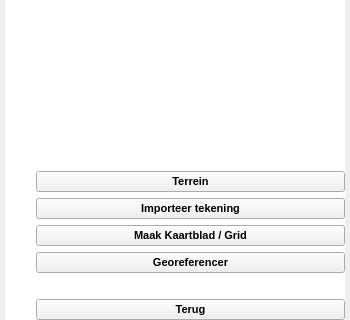
Before: the Qt Designer form plugin/oiv/repressief_object/oiv_repressief_object_widget.ui in OIV-NL-QGIS/QGIS_project, drawn with Qt 5; both pictures show x 0 to 350 and y 482 to 802 of the 350 by 802 pixel window.
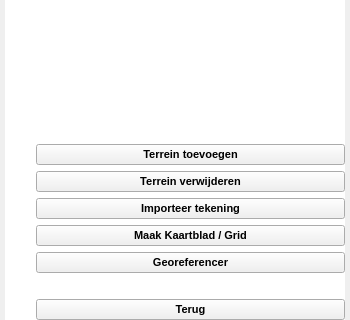
After: the same form once the commit is applied. Icons and pictures are not drawn.

Commit message:
add terrein delete
Weer mogelijk om terrein te verwijderen
#348 Taak5a

```diff
--- a/plugin/oiv/repressief_object/oiv_repressief_object_widget.ui
+++ b/plugin/oiv/repressief_object/oiv_repressief_object_widget.ui
@@ -805,7 +805,7 @@
               <string notr="true">background-color: rgb(240, 240, 240);</string>
              </property>
              <property name="text">
-              <string>Terrein</string>
+              <string>Terrein toevoegen</string>
              </property>
              <property name="checkable">
               <bool>false</bool>
@@ -897,6 +897,61 @@
              </property>
             </widget>
            </item>
+           <item row="2" column="0">
+            <widget class="QLabel" name="label_inventory_7">
+             <property name="sizePolicy">
+              <sizepolicy hsizetype="Fixed" vsizetype="Fixed">
+               <horstretch>0</horstretch>
+               <verstretch>0</verstretch>
+              </sizepolicy>
+             </property>
+             <property name="maximumSize">
+              <size>
+               <width>25</width>
+               <height>25</height>
+              </size>
+             </property>
+             <property name="text">
+              <string/>
+             </property>
+             <property name="pixmap">
+              <pixmap resource="../resources.qrc">:/plugins/oiv/config_files/png/interface/terrein_del.png</pixmap>
+             </property>
+             <property name="scaledContents">
+              <bool>true</bool>
+             </property>
+            </widget>
+           </item>
+           <item row="2" column="1">
+            <widget class="QPushButton" name="terrein_delete">
+             <property name="enabled">
+              <bool>true</bool>
+             </property>
+             <property name="sizePolicy">
+              <sizepolicy hsizetype="Minimum" vsizetype="Fixed">
+               <horstretch>0</horstretch>
+               <verstretch>0</verstretch>
+              </sizepolicy>
+             </property>
+             <property name="font">
+              <font>
+               <family>Arial</family>
+               <pointsize>8</pointsize>
+               <weight>75</weight>
+               <bold>true</bold>
+              </font>
+             </property>
+             <property name="styleSheet">
+              <string notr="true">background-color: rgb(240, 240, 240);</string>
+             </property>
+             <property name="text">
+              <string>Terrein verwijderen</string>
+             </property>
+             <property name="checkable">
+              <bool>false</bool>
+             </property>
+            </widget>
+           </item>
           </layout>
          </widget>
         </item>
```
Left out of the diff: 1 changed line with no effect on the pictures. The commit also changes 8 other files.
